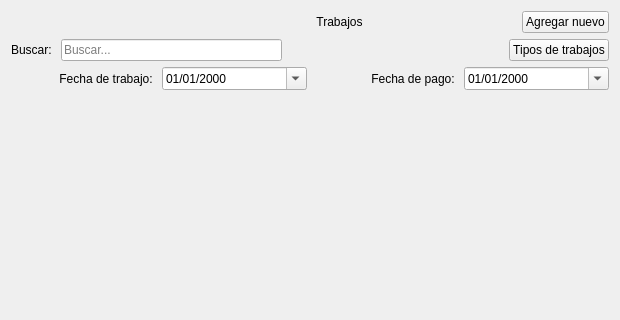
STITCH9911/onink, file views/trabajosIndex.ui: the form before one commit; both pictures show x 0 to 620 and y 0 to 320 of the 620 by 521 pixel window.
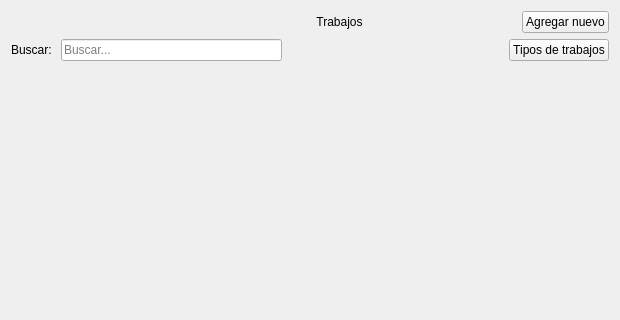
The form after the commit. Icons and pictures are not drawn.

Commit message: Making TrabajosForm

Diff of the .ui file:
```diff
--- a/views/trabajosIndex.ui
+++ b/views/trabajosIndex.ui
@@ -132,57 +132,7 @@
     </layout>
    </item>
    <item>
-    <layout class="QHBoxLayout" name="horizontalLayout_2" stretch="0,0,0,0">
-     <item>
-      <widget class="QLabel" name="label_3">
-       <property name="text">
-        <string>Fecha de trabajo: </string>
-       </property>
-       <property name="alignment">
-        <set>Qt::AlignRight|Qt::AlignTrailing|Qt::AlignVCenter</set>
-       </property>
-      </widget>
-     </item>
-     <item>
-      <widget class="QDateEdit" name="date_work">
-       <property name="wrapping">
-        <bool>false</bool>
-       </property>
-       <property name="specialValueText">
-        <string/>
-       </property>
-       <property name="displayFormat">
-        <string>dd/MM/yyyy</string>
-       </property>
-       <property name="calendarPopup">
-        <bool>true</bool>
-       </property>
-      </widget>
-     </item>
-     <item>
-      <widget class="QLabel" name="label_4">
-       <property name="text">
-        <string>Fecha de pago: </string>
-       </property>
-       <property name="alignment">
-        <set>Qt::AlignRight|Qt::AlignTrailing|Qt::AlignVCenter</set>
-       </property>
-      </widget>
-     </item>
-     <item>
-      <widget class="QDateEdit" name="date_payment">
-       <property name="styleSheet">
-        <string notr="true"/>
-       </property>
-       <property name="displayFormat">
-        <string>dd/MM/yyyy</string>
-       </property>
-       <property name="calendarPopup">
-        <bool>true</bool>
-       </property>
-      </widget>
-     </item>
-    </layout>
+    <layout class="QHBoxLayout" name="filterDatesLayout" stretch=""/>
    </item>
    <item>
     <layout class="QHBoxLayout" name="layout_tabla"/>
```
The commit also changes 8 other files.
